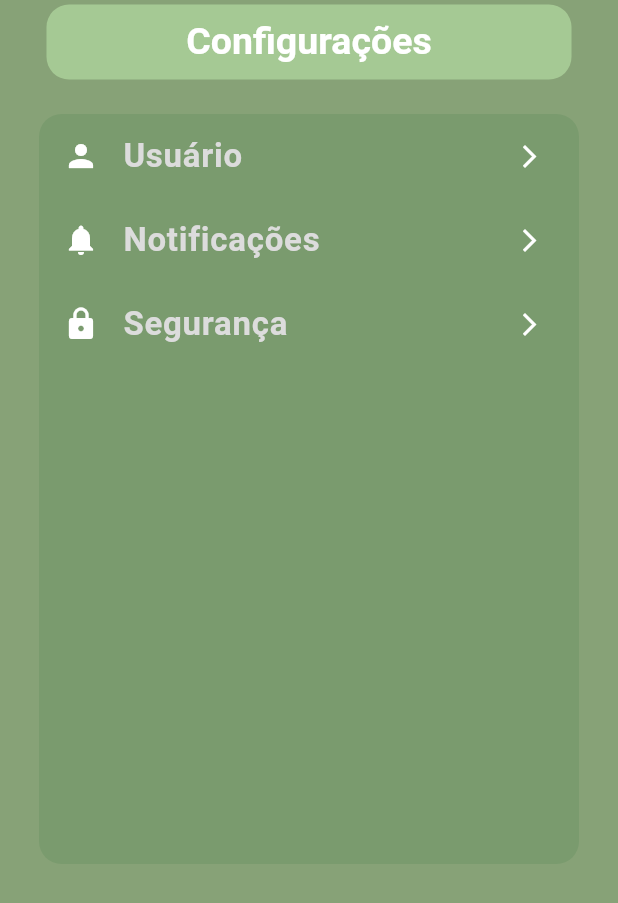
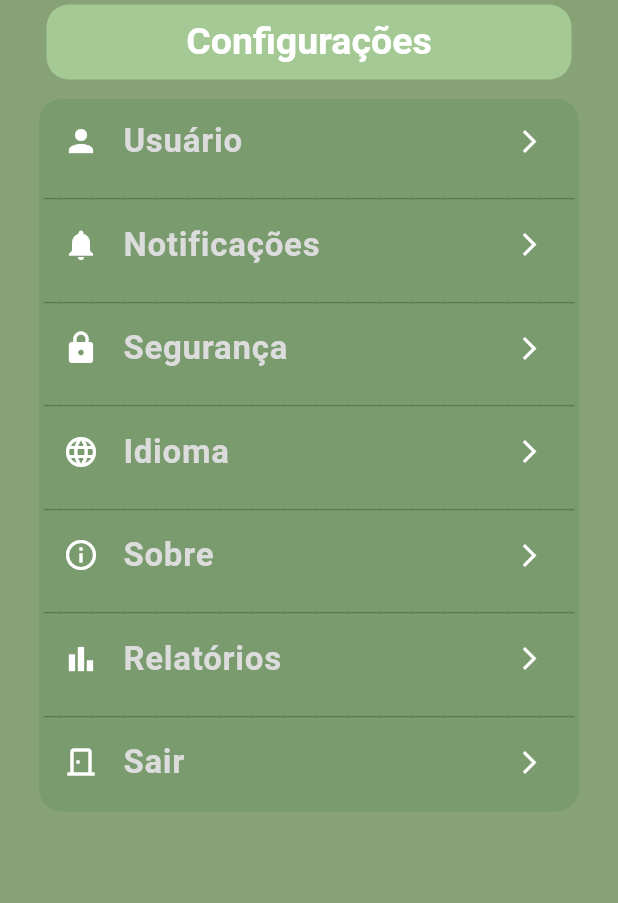
Before and after one commit to ErikBezerraC/IrrigadoresApp, a Flutter app: the Config screen opened directly, on a phone screen of 412 x 824 dp. Shown: the top 903 px of the screen. Run offline on Flutter 3.47's test engine with Material 3 defaults, Android fonts, the phone set to English and light mode, and no system bars; our stand-ins replace font_awesome_flutter.

Commit message:
atualizaçõa da tela de configurações

```diff
--- a/lib/Telas/config.dart
+++ b/lib/Telas/config/config.dart
@@ -1,4 +1,5 @@
 import 'package:flutter/material.dart';
+import 'package:irrigadorapp/Telas/config/usuario.dart';
 class Config extends StatefulWidget {
   const Config({super.key});
 
@@ -7,6 +8,7 @@ class Config extends StatefulWidget {
 }
 
 class _ConfigState extends State<Config> {
+
   @override
   Widget build(BuildContext context) {
     return Scaffold(
@@ -37,25 +39,35 @@ class _ConfigState extends State<Config> {
       body: Align(
         alignment: Alignment.topCenter,
         child: Padding(
-          padding: const EdgeInsets.only(top: 20),
+          padding: const EdgeInsets.only(top: 10),
           child: Container(
             width: 360,
-            height: 500,
+            height: 475,
             decoration: BoxDecoration(
               color: const Color(0xff7a9b6e),
               borderRadius: BorderRadius.circular(15),
             ),
             child: Column(
               children: [
-                ContainerConfig(
+                //configurar o perfil do usuario (email, senha, etc)
+                containerConfig(
                   "Usuário",
                   Icons.person,
                       () {
+                    Navigator.push(
+                      context,
+                      MaterialPageRoute(
+                        builder: (context) => const Usuario(),
+                      )
+                    );
 
                   },
                 ),
 
-                ContainerConfig(
+                linha(),
+                //configurar notificações
+
+                containerConfig(
                   "Notificações",
                   Icons.notifications,
                       () {
@@ -63,9 +75,56 @@ class _ConfigState extends State<Config> {
                   },
                 ),
 
-                ContainerConfig(
+                linha(),
+                //configurar a segurança de usuario
+
+                containerConfig(
                   "Segurança",
                   Icons.lock,
+                      () {
+
+                  },
+                ),
+
+                linha(),
+                //trocar idioma do app
+
+                containerConfig(
+                  "Idioma",
+                  Icons.language,
+                      () {
+
+                  },
+                ),
+
+                linha(),
+                //saber mais sobre o projeto e o app
+
+                containerConfig(
+                  "Sobre",
+                  Icons.info_outline,
+                      () {
+
+                  },
+                ),
+
+                linha(),
+                //ver consumo de agua, estatisticas e tals
+
+                containerConfig(
+                  "Relatórios",
+                  Icons.bar_chart,
+                      () {
+
+                  },
+                ),
+
+
+                linha(),
+
+                containerConfig(
+                  "Sair",
+                  Icons.door_back_door_outlined,
                       () {
 
                   },
@@ -80,7 +139,7 @@ class _ConfigState extends State<Config> {
   }
 }
 //quanbdo criar as telas colocar o navigator push no lugar do print
-Widget ContainerConfig(
+Widget containerConfig(
     String text,
     IconData icon,
     VoidCallback onTap,
@@ -106,3 +165,11 @@ Widget ContainerConfig(
     ),
   );
 }
+
+linha(){
+  return Text("___________________________________________________________________________________", style: TextStyle(
+    color: Color(0xff5d7755),
+    fontWeight: FontWeight.bold,
+    fontSize: 9,
+  ),);
+}
--- a/lib/Telas/login.dart
+++ b/lib/Telas/login.dart
@@ -1,4 +1,5 @@
 import 'package:flutter/material.dart';
+
 class Login extends StatefulWidget {
   const Login({super.key});
 
```
Also changed, not shown: lib/Telas/config/usuario.dart (added, +22 -0 lines), lib/Telas/homepage.dart (+8 -1 lines), lib/Telas/tutorial.dart (added, +15 -0 lines).
